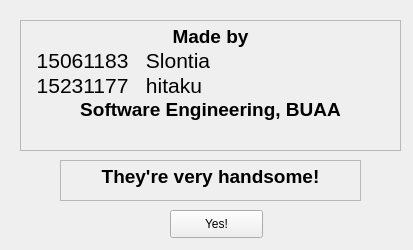
Qt form SudokuGUI/About.ui (Slontia/Sudoku2) before a commit.
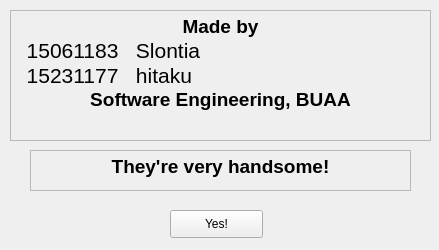
The same form after that commit.

```diff
--- a/SudokuGUI/About.ui
+++ b/SudokuGUI/About.ui
@@ -6,7 +6,7 @@
    <rect>
     <x>0</x>
     <y>0</y>
-    <width>413</width>
+    <width>439</width>
     <height>250</height>
    </rect>
   </property>
@@ -19,9 +19,9 @@
    </property>
    <property name="geometry">
     <rect>
-     <x>20</x>
-     <y>20</y>
-     <width>381</width>
+     <x>10</x>
+     <y>10</y>
+     <width>421</width>
      <height>131</height>
     </rect>
    </property>
@@ -45,9 +45,9 @@
    </property>
    <property name="geometry">
     <rect>
-     <x>60</x>
-     <y>160</y>
-     <width>301</width>
+     <x>30</x>
+     <y>150</y>
+     <width>381</width>
      <height>41</height>
     </rect>
    </property>
```
